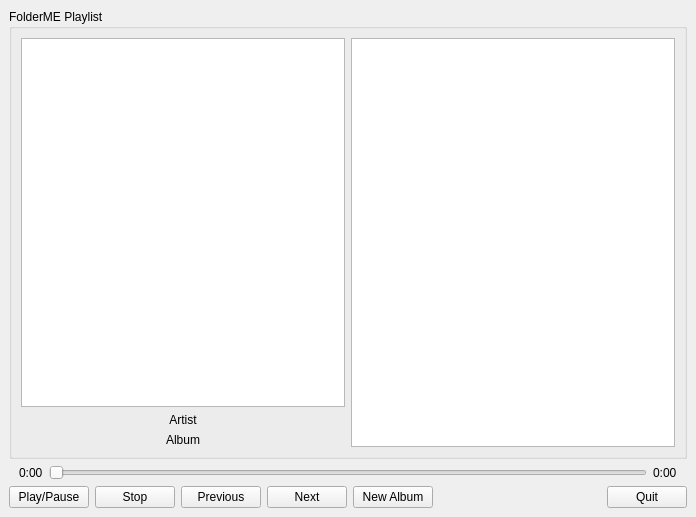
Qt form src/ui/main.ui (vanzin/folderme) before a commit.
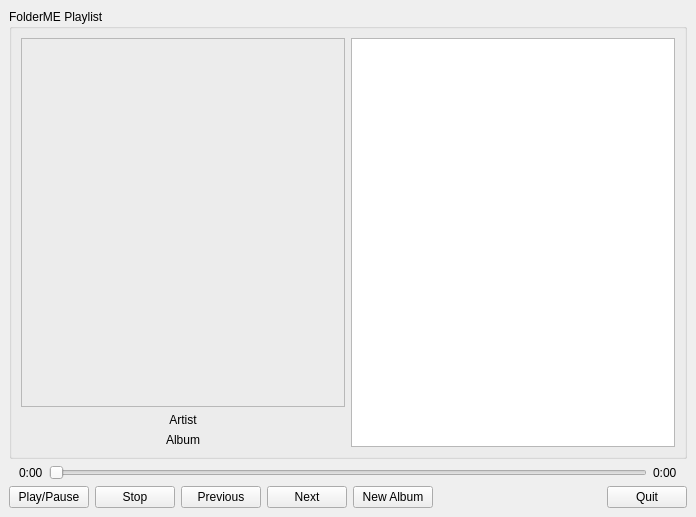
The same form after that commit.

Commit message:
Create simple view for track info in playlist.
Plus some UI tweaks for it to look slightly better.

The edit to the form file:
```diff
--- a/src/ui/main.ui
+++ b/src/ui/main.ui
@@ -24,22 +24,25 @@
        <property name="title">
         <string>FolderME Playlist</string>
        </property>
-       <layout class="QHBoxLayout" name="horizontalLayout_2">
+       <layout class="QHBoxLayout" name="horizontalLayout_2" stretch="0,0">
         <item>
          <layout class="QVBoxLayout" name="verticalLayout_2" stretch="1,0,0">
           <item>
-           <widget class="QGraphicsView" name="plCover">
+           <widget class="QLabel" name="plCover">
             <property name="sizePolicy">
-             <sizepolicy hsizetype="Expanding" vsizetype="Expanding">
-              <horstretch>1</horstretch>
-              <verstretch>1</verstretch>
+             <sizepolicy hsizetype="Preferred" vsizetype="Preferred">
+              <horstretch>0</horstretch>
+              <verstretch>0</verstretch>
              </sizepolicy>
             </property>
-            <property name="verticalScrollBarPolicy">
-             <enum>Qt::ScrollBarAlwaysOff</enum>
+            <property name="frameShape">
+             <enum>QFrame::StyledPanel</enum>
             </property>
-            <property name="horizontalScrollBarPolicy">
-             <enum>Qt::ScrollBarAlwaysOff</enum>
+            <property name="frameShadow">
+             <enum>QFrame::Sunken</enum>
+            </property>
+            <property name="text">
+             <string/>
             </property>
            </widget>
           </item>
@@ -66,7 +69,14 @@
          </layout>
         </item>
         <item>
-         <widget class="QListWidget" name="playlistUI"/>
+         <widget class="QListWidget" name="playlistUI">
+          <property name="sizePolicy">
+           <sizepolicy hsizetype="Preferred" vsizetype="Preferred">
+            <horstretch>0</horstretch>
+            <verstretch>0</verstretch>
+           </sizepolicy>
+          </property>
+         </widget>
         </item>
        </layout>
       </widget>
```
The commit also changes 7 other files.
